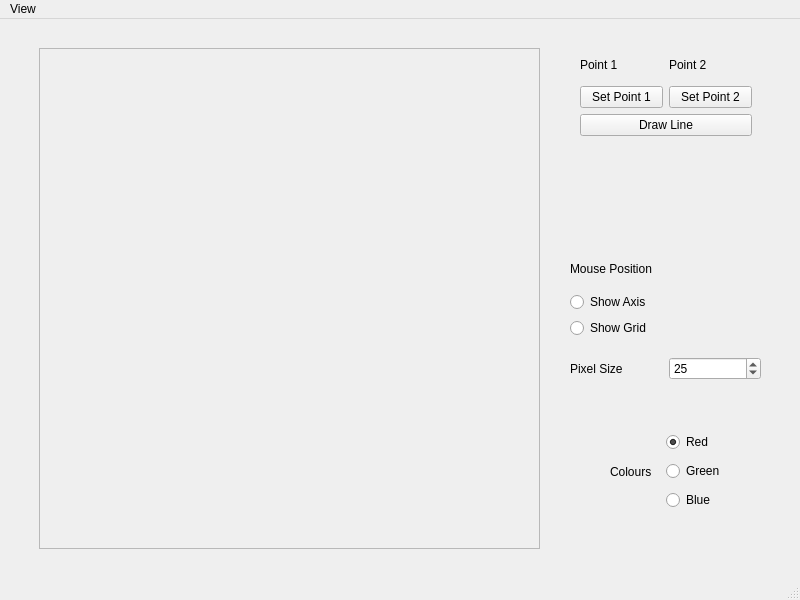
This is Computer Graphics/Assignment 1/Draw_final/mainwindow.ui in CubixPro/BCSE-III-Assignments as Qt 5 draws it before an edit. The edited form follows.
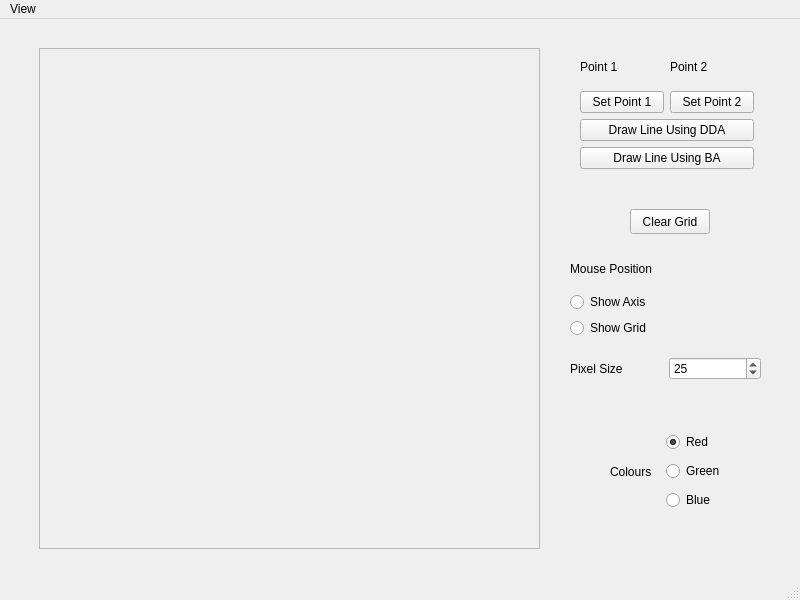
This is the edited form. Custom widgets are drawn as their Qt base class.

What changed in the file:
```diff
--- a/Computer Graphics/Assignment 1/Draw_final/mainwindow.ui
+++ b/Computer Graphics/Assignment 1/Draw_final/mainwindow.ui
@@ -160,15 +160,17 @@
      </item>
     </layout>
    </widget>
-   <widget class="QWidget" name="">
+   <widget class="QWidget" name="layoutWidget">
     <property name="geometry">
      <rect>
       <x>580</x>
       <y>30</y>
-      <width>172</width>
-      <height>87</height>
+      <width>174</width>
+      <height>120</height>
      </rect>
     </property>
+    <layout class="QVBoxLayout" name="verticalLayout_6">
+     <item>
     <layout class="QVBoxLayout" name="verticalLayout_5">
      <item>
       <layout class="QVBoxLayout" name="verticalLayout_3">
@@ -213,11 +215,33 @@
      <item>
       <widget class="QPushButton" name="pushButton_3">
        <property name="text">
-        <string>Draw Line</string>
+          <string>Draw Line Using DDA</string>
        </property>
       </widget>
      </item>
     </layout>
+     </item>
+     <item>
+      <widget class="QPushButton" name="pushButton_4">
+       <property name="text">
+        <string>Draw Line Using BA</string>
+       </property>
+      </widget>
+     </item>
+    </layout>
+   </widget>
+   <widget class="QPushButton" name="pushButton_5">
+    <property name="geometry">
+     <rect>
+      <x>630</x>
+      <y>190</y>
+      <width>80</width>
+      <height>25</height>
+     </rect>
+    </property>
+    <property name="text">
+     <string>Clear Grid</string>
+    </property>
    </widget>
   </widget>
   <widget class="QMenuBar" name="menubar">
```
Lines whose indentation alone changed are shown as unchanged.
